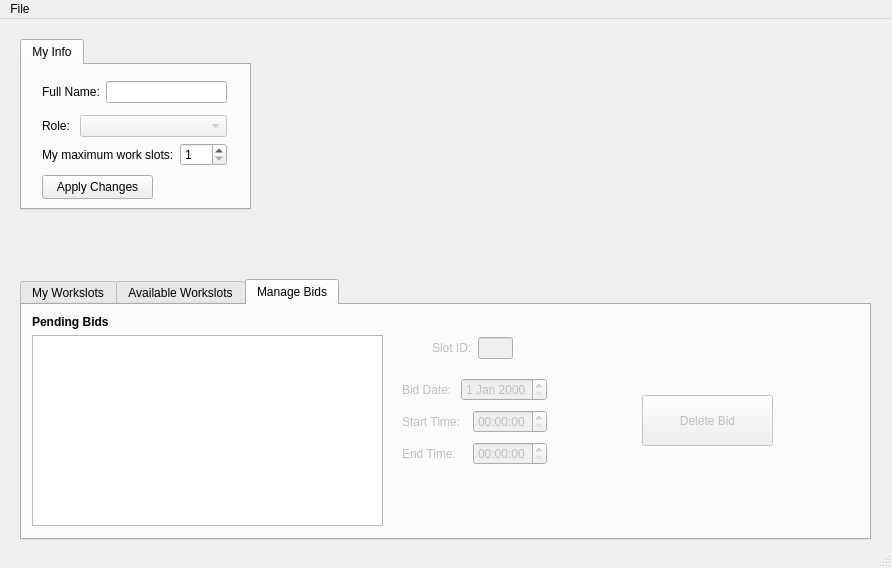
Above: QtCafeWorkforceManager/CafeStaffWindow.ui from wreathe-unreal/CSIT314-Project before the change. Below: the same form after it.
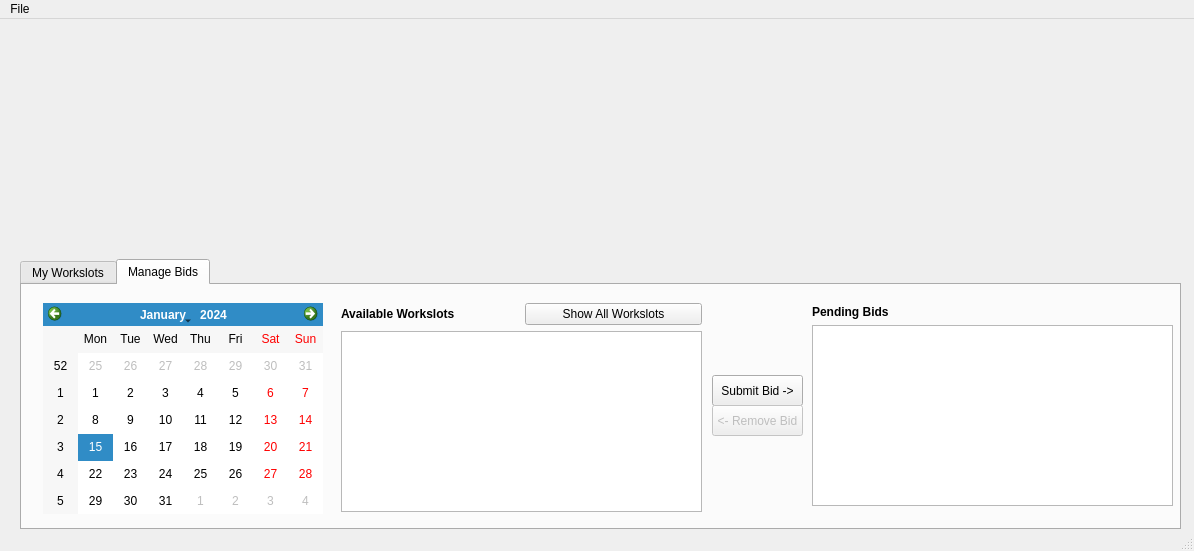
That is the form after the change. Icons and pictures are not drawn.

Commit message: Finish Staff Window

The edit to the form file:
```diff
--- a/QtCafeWorkforceManager/CafeStaffWindow.ui
+++ b/QtCafeWorkforceManager/CafeStaffWindow.ui
@@ -6,8 +6,8 @@
    <rect>
     <x>0</x>
     <y>0</y>
-    <width>892</width>
-    <height>568</height>
+    <width>1194</width>
+    <height>551</height>
    </rect>
   </property>
   <property name="windowTitle">
@@ -18,13 +18,13 @@
     <property name="geometry">
      <rect>
       <x>20</x>
-      <y>260</y>
-      <width>851</width>
-      <height>261</height>
+      <y>240</y>
+      <width>1161</width>
+      <height>271</height>
      </rect>
     </property>
     <property name="currentIndex">
-     <number>2</number>
+     <number>1</number>
     </property>
     <widget class="QWidget" name="tab">
      <attribute name="title">
@@ -33,17 +33,17 @@
      <widget class="QTableWidget" name="assignedTable">
       <property name="geometry">
        <rect>
-        <x>5</x>
-        <y>40</y>
-        <width>391</width>
-        <height>171</height>
+        <x>380</x>
+        <y>30</y>
+        <width>361</width>
+        <height>201</height>
        </rect>
       </property>
      </widget>
      <widget class="QWidget" name="layoutWidget">
       <property name="geometry">
        <rect>
-        <x>10</x>
+        <x>380</x>
         <y>10</y>
         <width>101</width>
         <height>18</height>
@@ -75,10 +75,10 @@
      <widget class="QWidget" name="layoutWidget">
       <property name="geometry">
        <rect>
-        <x>440</x>
-        <y>18</y>
-        <width>391</width>
-        <height>191</height>
+        <x>790</x>
+        <y>10</y>
+        <width>361</width>
+        <height>221</height>
        </rect>
       </property>
       <layout class="QVBoxLayout" name="verticalLayout_3">
@@ -106,90 +106,202 @@
        </item>
       </layout>
      </widget>
+     <widget class="QTabWidget" name="tabWidget_2">
+      <property name="geometry">
+       <rect>
+        <x>30</x>
+        <y>20</y>
+        <width>311</width>
+        <height>201</height>
+       </rect>
+      </property>
+      <property name="currentIndex">
+       <number>0</number>
+      </property>
+      <widget class="QWidget" name="tab_4">
+       <attribute name="title">
+        <string>My Info</string>
+       </attribute>
+       <widget class="QWidget" name="layoutWidget">
+        <property name="geometry">
+         <rect>
+          <x>40</x>
+          <y>10</y>
+          <width>221</width>
+          <height>121</height>
+         </rect>
+        </property>
+        <layout class="QVBoxLayout" name="verticalLayout_6">
+         <item>
+          <layout class="QVBoxLayout" name="verticalLayout_4">
+           <item>
+            <layout class="QHBoxLayout" name="horizontalLayout_2">
+             <item>
+              <widget class="QLabel" name="label_5">
+               <property name="text">
+                <string>Full Name:</string>
+               </property>
+              </widget>
+             </item>
+             <item>
+              <widget class="QLineEdit" name="firstNameText"/>
+             </item>
+            </layout>
+           </item>
+          </layout>
+         </item>
+         <item>
+          <layout class="QVBoxLayout" name="verticalLayout_5">
+           <item>
+            <layout class="QHBoxLayout" name="horizontalLayout_4">
+             <item>
+              <widget class="QLabel" name="label_7">
+               <property name="text">
+                <string>Role: </string>
+               </property>
+              </widget>
+             </item>
+             <item>
+              <widget class="QComboBox" name="roleCombo">
+               <property name="enabled">
+                <bool>false</bool>
+               </property>
+               <property name="sizePolicy">
+                <sizepolicy hsizetype="Expanding" vsizetype="Fixed">
+                 <horstretch>0</horstretch>
+                 <verstretch>0</verstretch>
+                </sizepolicy>
+               </property>
+              </widget>
+             </item>
+            </layout>
+           </item>
+           <item>
+            <layout class="QHBoxLayout" name="horizontalLayout_5">
+             <item>
+              <widget class="QLabel" name="label_4">
+               <property name="text">
+                <string>My maximum work slots:</string>
+               </property>
+              </widget>
+             </item>
+             <item>
+              <widget class="QSpinBox" name="maxSlotsBox">
+               <property name="minimum">
+                <number>1</number>
+               </property>
+              </widget>
+             </item>
+            </layout>
+           </item>
+          </layout>
+         </item>
+        </layout>
+       </widget>
+       <widget class="QPushButton" name="editInfoButton">
+        <property name="geometry">
+         <rect>
+          <x>100</x>
+          <y>140</y>
+          <width>111</width>
+          <height>24</height>
+         </rect>
+        </property>
+        <property name="text">
+         <string>Apply Changes</string>
+        </property>
+       </widget>
+      </widget>
+     </widget>
     </widget>
     <widget class="QWidget" name="tab_3">
      <attribute name="title">
-      <string>Available Workslots</string>
+      <string>Manage Bids</string>
      </attribute>
      <widget class="QPushButton" name="bidButton">
       <property name="geometry">
        <rect>
-        <x>390</x>
-        <y>100</y>
+        <x>690</x>
+        <y>90</y>
         <width>91</width>
-        <height>24</height>
+        <height>31</height>
        </rect>
       </property>
       <property name="text">
        <string>Submit Bid -&gt;</string>
       </property>
      </widget>
-     <widget class="QWidget" name="layoutWidget_2">
-      <property name="geometry">
-       <rect>
-        <x>490</x>
-        <y>10</y>
-        <width>341</width>
-        <height>211</height>
-       </rect>
-      </property>
-      <layout class="QVBoxLayout" name="verticalLayout_7">
-       <item>
-        <widget class="QLabel" name="label_8">
-         <property name="font">
-          <font>
-           <bold>true</bold>
-          </font>
-         </property>
-         <property name="text">
-          <string>Submitted Bids</string>
-         </property>
-        </widget>
-       </item>
-       <item>
-        <widget class="QTableWidget" name="submittedTable"/>
-       </item>
-      </layout>
-     </widget>
      <widget class="QWidget" name="layoutWidget">
       <property name="geometry">
        <rect>
-        <x>10</x>
-        <y>10</y>
-        <width>371</width>
-        <height>211</height>
+        <x>319</x>
+        <y>18</y>
+        <width>361</width>
+        <height>209</height>
        </rect>
       </property>
       <layout class="QVBoxLayout" name="verticalLayout_8">
        <item>
-        <widget class="QLabel" name="label_9">
-         <property name="font">
-          <font>
-           <bold>true</bold>
-          </font>
-         </property>
-         <property name="text">
-          <string>Available Workslots</string>
-         </property>
-        </widget>
+        <layout class="QHBoxLayout" name="horizontalLayout_6">
+         <item>
+          <widget class="QLabel" name="label_9">
+           <property name="font">
+            <font>
+             <bold>true</bold>
+            </font>
+           </property>
+           <property name="text">
+            <string>Available Workslots</string>
+           </property>
+          </widget>
+         </item>
+         <item>
+          <widget class="QPushButton" name="pushButton">
+           <property name="text">
+            <string>Show All Workslots</string>
+           </property>
+          </widget>
+         </item>
+        </layout>
        </item>
        <item>
         <widget class="QTableWidget" name="availableTable"/>
        </item>
       </layout>
      </widget>
-    </widget>
-    <widget class="QWidget" name="tab_2">
-     <attribute name="title">
-      <string>Manage Bids</string>
-     </attribute>
-     <widget class="QWidget" name="layoutWidget">
+     <widget class="QPushButton" name="deleteButton">
+      <property name="enabled">
+       <bool>false</bool>
+      </property>
       <property name="geometry">
        <rect>
-        <x>10</x>
-        <y>10</y>
-        <width>351</width>
+        <x>690</x>
+        <y>120</y>
+        <width>91</width>
+        <height>31</height>
+       </rect>
+      </property>
+      <property name="text">
+       <string>&lt;- Remove Bid</string>
+      </property>
+     </widget>
+     <widget class="QCalendarWidget" name="workslotCalendar">
+      <property name="geometry">
+       <rect>
+        <x>21</x>
+        <y>18</y>
+        <width>280</width>
         <height>211</height>
+       </rect>
+      </property>
+     </widget>
+     <widget class="QWidget" name="layoutWidget">
+      <property name="geometry">
+       <rect>
+        <x>790</x>
+        <y>20</y>
+        <width>361</width>
+        <height>201</height>
        </rect>
       </property>
       <layout class="QVBoxLayout" name="verticalLayout">
@@ -210,135 +322,15 @@
        </item>
       </layout>
      </widget>
-     <widget class="QWidget" name="layoutWidget">
-      <property name="geometry">
-       <rect>
-        <x>380</x>
-        <y>70</y>
-        <width>145</width>
-        <height>95</height>
-       </rect>
-      </property>
-      <layout class="QVBoxLayout" name="verticalLayout_2">
-       <item>
-        <layout class="QHBoxLayout" name="horizontalLayout_7">
-         <item>
-          <widget class="QLabel" name="label_12">
-           <property name="enabled">
-            <bool>false</bool>
-           </property>
-           <property name="text">
-            <string>Bid Date: </string>
-           </property>
-          </widget>
-         </item>
-         <item>
-          <widget class="QDateEdit" name="dateSelectedEdit">
-           <property name="enabled">
-            <bool>false</bool>
-           </property>
-          </widget>
-         </item>
-        </layout>
-       </item>
-       <item>
-        <layout class="QHBoxLayout" name="horizontalLayout">
-         <item>
-          <widget class="QLabel" name="label_2">
-           <property name="enabled">
-            <bool>false</bool>
-           </property>
-           <property name="text">
-            <string>Start Time:</string>
-           </property>
-          </widget>
-         </item>
-         <item>
-          <widget class="QTimeEdit" name="startTimeEdit">
-           <property name="enabled">
-            <bool>false</bool>
-           </property>
-          </widget>
-         </item>
-        </layout>
-       </item>
-       <item>
-        <layout class="QHBoxLayout" name="horizontalLayout_6">
-         <item>
-          <widget class="QLabel" name="label_11">
-           <property name="enabled">
-            <bool>false</bool>
-           </property>
-           <property name="text">
-            <string>End Time:</string>
-           </property>
-          </widget>
-         </item>
-         <item>
-          <widget class="QTimeEdit" name="endTimeEdit">
-           <property name="enabled">
-            <bool>false</bool>
-           </property>
-          </widget>
-         </item>
-        </layout>
-       </item>
-      </layout>
-     </widget>
-     <widget class="QWidget" name="">
-      <property name="geometry">
-       <rect>
-        <x>410</x>
-        <y>30</y>
-        <width>81</width>
-        <height>26</height>
-       </rect>
-      </property>
-      <layout class="QHBoxLayout" name="horizontalLayout_8">
-       <item>
-        <widget class="QLabel" name="slotLabel">
-         <property name="enabled">
-          <bool>false</bool>
-         </property>
-         <property name="text">
-          <string>Slot ID:</string>
-         </property>
-        </widget>
-       </item>
-       <item>
-        <widget class="QLineEdit" name="slotText">
-         <property name="enabled">
-          <bool>false</bool>
-         </property>
-        </widget>
-       </item>
-      </layout>
-     </widget>
-     <widget class="QPushButton" name="deleteButton">
-      <property name="enabled">
-       <bool>false</bool>
-      </property>
-      <property name="geometry">
-       <rect>
-        <x>620</x>
-        <y>90</y>
-        <width>131</width>
-        <height>51</height>
-       </rect>
-      </property>
-      <property name="text">
-       <string>Delete Bid</string>
-      </property>
-     </widget>
     </widget>
    </widget>
    <widget class="QLabel" name="label_10">
     <property name="geometry">
      <rect>
-      <x>490</x>
-      <y>30</y>
-      <width>301</width>
-      <height>211</height>
+      <x>440</x>
+      <y>10</y>
+      <width>341</width>
+      <height>241</height>
      </rect>
     </property>
     <property name="text">
@@ -351,120 +343,13 @@
      <bool>true</bool>
     </property>
    </widget>
-   <widget class="QTabWidget" name="tabWidget_2">
-    <property name="geometry">
-     <rect>
-      <x>20</x>
-      <y>20</y>
-      <width>231</width>
-      <height>171</height>
-     </rect>
-    </property>
-    <property name="currentIndex">
-     <number>0</number>
-    </property>
-    <widget class="QWidget" name="tab_4">
-     <attribute name="title">
-      <string>My Info</string>
-     </attribute>
-     <widget class="QWidget" name="layoutWidget">
-      <property name="geometry">
-       <rect>
-        <x>20</x>
-        <y>10</y>
-        <width>185</width>
-        <height>97</height>
-       </rect>
-      </property>
-      <layout class="QVBoxLayout" name="verticalLayout_6">
-       <item>
-        <layout class="QVBoxLayout" name="verticalLayout_4">
-         <item>
-          <layout class="QHBoxLayout" name="horizontalLayout_2">
-           <item>
-            <widget class="QLabel" name="label_5">
-             <property name="text">
-              <string>Full Name:</string>
-             </property>
-            </widget>
-           </item>
-           <item>
-            <widget class="QLineEdit" name="firstNameText"/>
-           </item>
-          </layout>
-         </item>
-        </layout>
-       </item>
-       <item>
-        <layout class="QVBoxLayout" name="verticalLayout_5">
-         <item>
-          <layout class="QHBoxLayout" name="horizontalLayout_4">
-           <item>
-            <widget class="QLabel" name="label_7">
-             <property name="text">
-              <string>Role: </string>
-             </property>
-            </widget>
-           </item>
-           <item>
-            <widget class="QComboBox" name="roleCombo">
-             <property name="enabled">
-              <bool>false</bool>
-             </property>
-             <property name="sizePolicy">
-              <sizepolicy hsizetype="Expanding" vsizetype="Fixed">
-               <horstretch>0</horstretch>
-               <verstretch>0</verstretch>
-              </sizepolicy>
-             </property>
-            </widget>
-           </item>
-          </layout>
-         </item>
-         <item>
-          <layout class="QHBoxLayout" name="horizontalLayout_5">
-           <item>
-            <widget class="QLabel" name="label_4">
-             <property name="text">
-              <string>My maximum work slots:</string>
-             </property>
-            </widget>
-           </item>
-           <item>
-            <widget class="QSpinBox" name="maxSlotsBox">
-             <property name="minimum">
-              <number>1</number>
-             </property>
-            </widget>
-           </item>
-          </layout>
-         </item>
-        </layout>
-       </item>
-      </layout>
-     </widget>
-     <widget class="QPushButton" name="editInfoButton">
-      <property name="geometry">
-       <rect>
-        <x>20</x>
-        <y>110</y>
-        <width>111</width>
-        <height>24</height>
-       </rect>
-      </property>
-      <property name="text">
-       <string>Apply Changes</string>
-      </property>
-     </widget>
-    </widget>
-   </widget>
   </widget>
   <widget class="QMenuBar" name="menubar">
    <property name="geometry">
     <rect>
      <x>0</x>
      <y>0</y>
-     <width>892</width>
+     <width>1194</width>
      <height>21</height>
     </rect>
    </property>
```
The commit also changes 10 other files.
